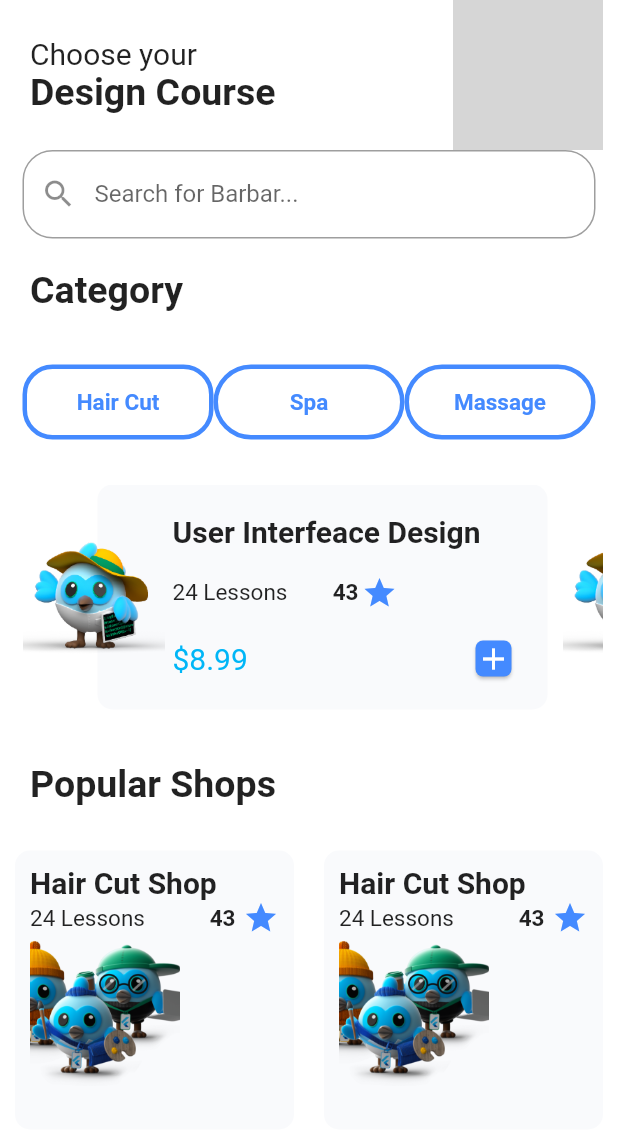
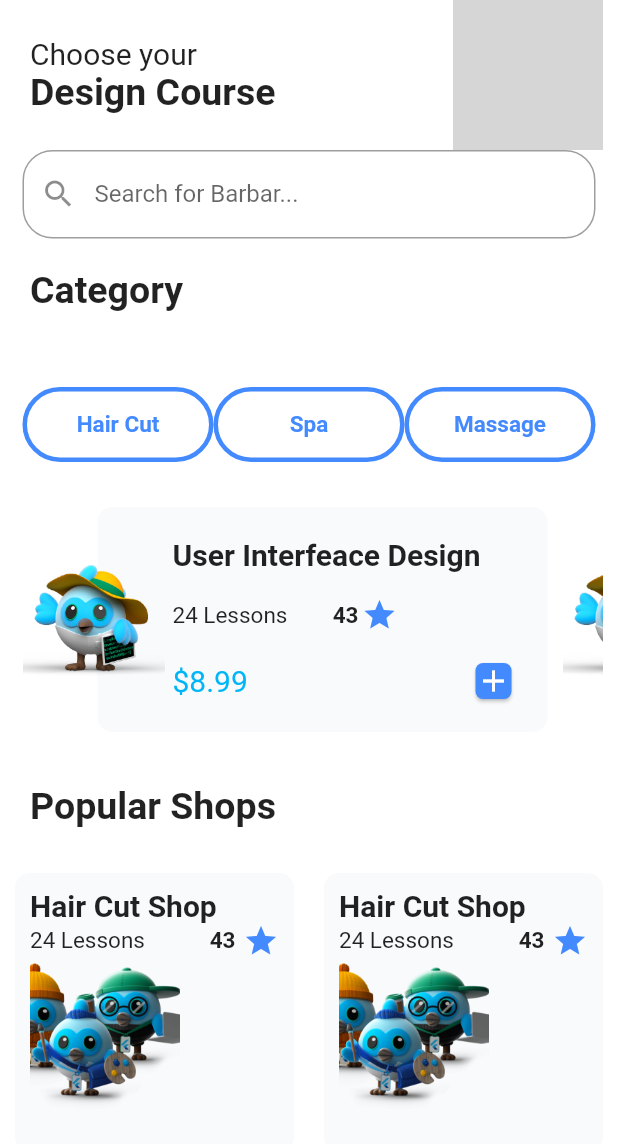
Before and after one commit to maliarain/Spacom, a Flutter app: the Home_Screen screen opened directly, on a phone screen of 412 x 824 dp. Shown: the top 1144 px of the screen. Run offline on Flutter 3.47's test engine with Material 2 defaults, Android fonts, the phone set to English and light mode, and no system bars; our stand-ins replace curved_navigation_bar, introduction_screen; network calls fail; grey boxes are pictures that could not be loaded.

Commit message:
01092020

```diff
--- a/lib/screens/home_screen/home_screen.dart
+++ b/lib/screens/home_screen/home_screen.dart
@@ -83,13 +83,15 @@ class _Home_ScreenState extends State<Home_Screen> {
                   mainAxisAlignment: MainAxisAlignment.spaceBetween,
                   children: [
                     Expanded(
+                      child: Padding(
+                        padding: const EdgeInsets.only(top: 15),
                         child: Container(
                           alignment: Alignment.center,
                           width: MediaQuery.of(context).size.width,
                           height: 50,
                           decoration: BoxDecoration(
                             borderRadius: BorderRadius.all(
-                            Radius.circular(20),
+                              Radius.circular(40),
                             ),
                             border: Border.all(
                               width: 3,
@@ -111,7 +113,10 @@ class _Home_ScreenState extends State<Home_Screen> {
                           ),
                         ),
                       ),
+                    ),
                     Expanded(
+                      child: Padding(
+                        padding: const EdgeInsets.only(top: 15),
                         child: Container(
                           alignment: Alignment.center,
                           width: MediaQuery.of(context).size.width,
@@ -140,7 +145,10 @@ class _Home_ScreenState extends State<Home_Screen> {
                           ),
                         ),
                       ),
+                    ),
                     Expanded(
+                      child: Padding(
+                        padding: const EdgeInsets.only(top: 15),
                         child: Container(
                           alignment: Alignment.center,
                           width: MediaQuery.of(context).size.width,
@@ -166,6 +174,7 @@ class _Home_ScreenState extends State<Home_Screen> {
                                     fontWeight: FontWeight.bold),
                               ),
                             ],
+                          ),
                         ),
                       ),
                     ),
```
Lines whose indentation alone changed are shown as unchanged.
